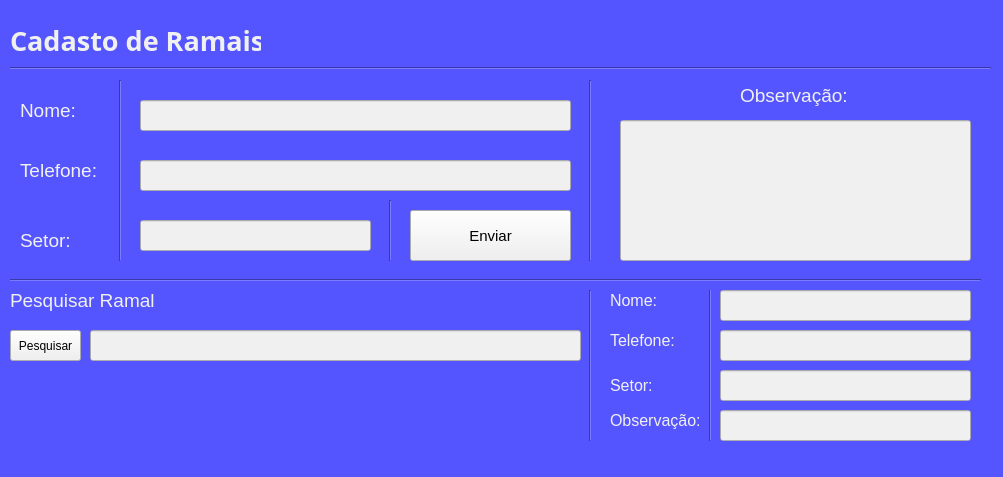
The window that untitled.ui (Felipe-Pinheiro-Lopes/Ramais) describes before a commit, drawn with Qt 5.
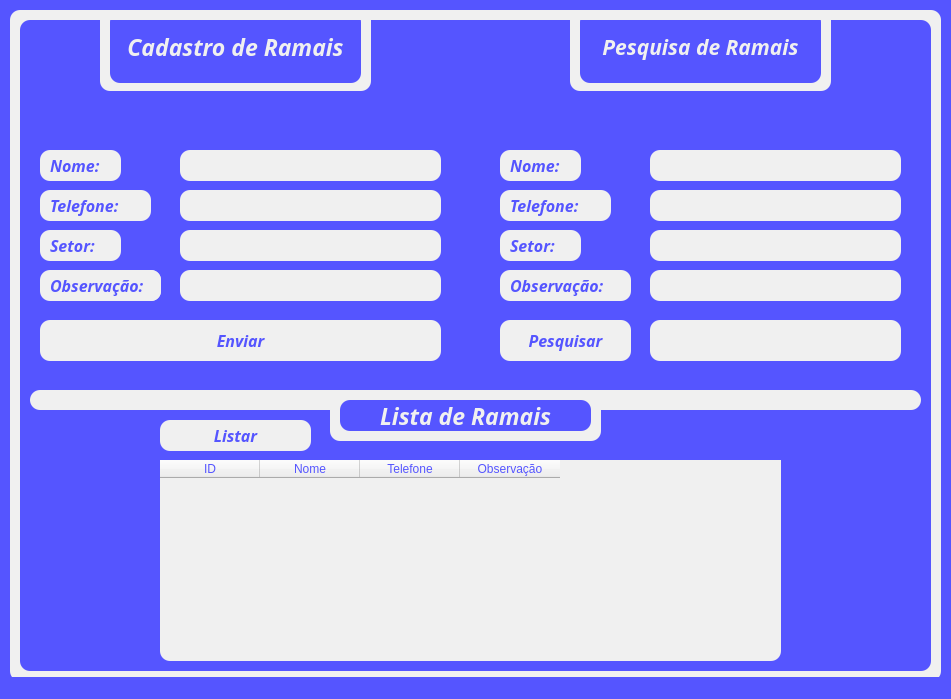
The same window after the commit.

Commit message: Melhora no design e implementação da listagem

```diff
--- a/untitled.ui
+++ b/untitled.ui
@@ -6,8 +6,8 @@
    <rect>
     <x>0</x>
     <y>0</y>
-    <width>1003</width>
-    <height>477</height>
+    <width>951</width>
+    <height>699</height>
    </rect>
   </property>
   <property name="windowTitle">
@@ -17,495 +17,813 @@
    <string notr="true">background-color: rgb(85, 85, 255);</string>
   </property>
   <widget class="QWidget" name="centralwidget">
+   <widget class="QWidget" name="verticalWidget" native="true">
+    <property name="geometry">
+     <rect>
+      <x>10</x>
+      <y>10</y>
+      <width>931</width>
+      <height>671</height>
+     </rect>
+    </property>
+    <property name="styleSheet">
+     <string notr="true">background-color: rgb(240, 240, 240);
+border-radius: 10px;</string>
+    </property>
+    <widget class="QWidget" name="verticalWidget_2" native="true">
+     <property name="geometry">
+      <rect>
+       <x>10</x>
+       <y>10</y>
+       <width>911</width>
+       <height>651</height>
+      </rect>
+     </property>
+     <property name="styleSheet">
+      <string notr="true">background-color: rgb(85, 85, 255);</string>
+     </property>
+     <widget class="QWidget" name="verticalWidget" native="true">
+      <property name="geometry">
+       <rect>
+        <x>80</x>
+        <y>-10</y>
+        <width>271</width>
+        <height>81</height>
+       </rect>
+      </property>
+      <property name="styleSheet">
+       <string notr="true">background-color: rgb(240, 240, 240);</string>
+      </property>
    <widget class="QLabel" name="label">
     <property name="geometry">
      <rect>
       <x>10</x>
-      <y>10</y>
+         <y>2</y>
       <width>251</width>
-      <height>61</height>
+         <height>71</height>
      </rect>
     </property>
     <property name="font">
      <font>
-      <family>Bahnschrift SemiBold SemiConden</family>
-      <pointsize>20</pointsize>
+         <family>Source Code Pro</family>
+         <pointsize>17</pointsize>
       <weight>75</weight>
+         <italic>true</italic>
       <bold>true</bold>
      </font>
     </property>
     <property name="styleSheet">
-     <string notr="true">color: rgb(240, 240, 240);</string>
+        <string notr="true">background-color: rgb(85, 85, 255);
+color: rgb(240, 240, 240);
+border-radius: 10px;</string>
     </property>
     <property name="text">
-     <string>Cadasto de Ramais</string>
-    </property>
-   </widget>
+        <string>&lt;html&gt;&lt;head/&gt;&lt;body&gt;&lt;p align=&quot;center&quot;&gt;Cadastro de Ramais&lt;/p&gt;&lt;/body&gt;&lt;/html&gt;</string>
+       </property>
+      </widget>
+     </widget>
+     <widget class="QFrame" name="verticalFrame">
+      <property name="geometry">
+       <rect>
+        <x>20</x>
+        <y>130</y>
+        <width>81</width>
+        <height>31</height>
+       </rect>
+      </property>
+      <property name="styleSheet">
+       <string notr="true">background-color: rgb(240, 240, 240);
+border-radius: 10px;</string>
+      </property>
    <widget class="QLabel" name="label_2">
     <property name="geometry">
      <rect>
-      <x>20</x>
-      <y>80</y>
-      <width>71</width>
-      <height>61</height>
+         <x>10</x>
+         <y>0</y>
+         <width>61</width>
+         <height>31</height>
      </rect>
     </property>
     <property name="font">
      <font>
-      <pointsize>14</pointsize>
+         <family>Source Code Pro</family>
+         <pointsize>12</pointsize>
+         <weight>75</weight>
+         <italic>true</italic>
+         <bold>true</bold>
      </font>
     </property>
     <property name="styleSheet">
-     <string notr="true">color: rgb(240, 240, 240);</string>
+        <string notr="true">color: rgb(85, 85, 255);</string>
     </property>
     <property name="text">
      <string>Nome:</string>
     </property>
    </widget>
-   <widget class="Line" name="line">
+     </widget>
+     <widget class="QLineEdit" name="lineEdit">
     <property name="geometry">
      <rect>
-      <x>10</x>
-      <y>60</y>
-      <width>981</width>
-      <height>16</height>
-     </rect>
-    </property>
+        <x>160</x>
+        <y>130</y>
+        <width>261</width>
+        <height>31</height>
+       </rect>
+      </property>
+      <property name="font">
+       <font>
+        <family>Source Code Pro</family>
+        <pointsize>9</pointsize>
+        <weight>75</weight>
+        <italic>true</italic>
+        <bold>true</bold>
+       </font>
+      </property>
     <property name="styleSheet">
-     <string notr="true"/>
-    </property>
-    <property name="orientation">
-     <enum>Qt::Horizontal</enum>
-    </property>
-   </widget>
+       <string notr="true">background-color: rgb(240, 240, 240);</string>
+      </property>
+     </widget>
+     <widget class="QFrame" name="verticalFrame_2">
+      <property name="geometry">
+       <rect>
+        <x>20</x>
+        <y>170</y>
+        <width>111</width>
+        <height>31</height>
+       </rect>
+      </property>
+      <property name="styleSheet">
+       <string notr="true">background-color: rgb(240, 240, 240);
+border-radius: 10px;</string>
+      </property>
    <widget class="QLabel" name="label_3">
     <property name="geometry">
      <rect>
-      <x>20</x>
-      <y>140</y>
-      <width>101</width>
-      <height>61</height>
+         <x>10</x>
+         <y>0</y>
+         <width>91</width>
+         <height>31</height>
      </rect>
     </property>
     <property name="font">
      <font>
-      <pointsize>14</pointsize>
+         <family>Source Code Pro</family>
+         <pointsize>12</pointsize>
+         <weight>75</weight>
+         <italic>true</italic>
+         <bold>true</bold>
      </font>
     </property>
     <property name="styleSheet">
-     <string notr="true">color: rgb(240, 240, 240);</string>
+        <string notr="true">color: rgb(85, 85, 255);</string>
     </property>
     <property name="text">
      <string>Telefone:</string>
     </property>
    </widget>
+     </widget>
+     <widget class="QLineEdit" name="lineEdit_2">
+      <property name="geometry">
+       <rect>
+        <x>160</x>
+        <y>170</y>
+        <width>261</width>
+        <height>31</height>
+       </rect>
+      </property>
+      <property name="font">
+       <font>
+        <family>Source Code Pro</family>
+        <pointsize>9</pointsize>
+        <weight>75</weight>
+        <italic>true</italic>
+        <bold>true</bold>
+       </font>
+      </property>
+      <property name="styleSheet">
+       <string notr="true">background-color: rgb(240, 240, 240);</string>
+      </property>
+     </widget>
+     <widget class="QFrame" name="verticalFrame_3">
+      <property name="geometry">
+       <rect>
+        <x>20</x>
+        <y>210</y>
+        <width>81</width>
+        <height>31</height>
+       </rect>
+      </property>
+      <property name="styleSheet">
+       <string notr="true">background-color: rgb(240, 240, 240);
+border-radius: 10px;</string>
+      </property>
    <widget class="QLabel" name="label_4">
     <property name="geometry">
      <rect>
-      <x>20</x>
-      <y>210</y>
-      <width>101</width>
-      <height>61</height>
+         <x>10</x>
+         <y>0</y>
+         <width>61</width>
+         <height>31</height>
      </rect>
     </property>
     <property name="font">
      <font>
-      <pointsize>14</pointsize>
+         <family>Source Code Pro</family>
+         <pointsize>12</pointsize>
+         <weight>75</weight>
+         <italic>true</italic>
+         <bold>true</bold>
      </font>
     </property>
     <property name="styleSheet">
-     <string notr="true">color: rgb(240, 240, 240);</string>
+        <string notr="true">color: rgb(85, 85, 255);</string>
     </property>
     <property name="text">
      <string>Setor:</string>
     </property>
    </widget>
-   <widget class="Line" name="line_2">
+     </widget>
+     <widget class="QLineEdit" name="lineEdit_4">
     <property name="geometry">
      <rect>
-      <x>110</x>
-      <y>80</y>
-      <width>20</width>
-      <height>181</height>
-     </rect>
-    </property>
-    <property name="orientation">
-     <enum>Qt::Vertical</enum>
-    </property>
-   </widget>
-   <widget class="Line" name="line_3">
+        <x>160</x>
+        <y>210</y>
+        <width>261</width>
+        <height>31</height>
+       </rect>
+      </property>
+      <property name="font">
+       <font>
+        <family>Source Code Pro</family>
+        <pointsize>9</pointsize>
+        <weight>75</weight>
+        <italic>true</italic>
+        <bold>true</bold>
+       </font>
+      </property>
+      <property name="styleSheet">
+       <string notr="true">background-color: rgb(240, 240, 240);</string>
+      </property>
+     </widget>
+     <widget class="QFrame" name="verticalFrame_4">
     <property name="geometry">
      <rect>
-      <x>10</x>
-      <y>270</y>
-      <width>971</width>
-      <height>20</height>
-     </rect>
-    </property>
-    <property name="orientation">
-     <enum>Qt::Horizontal</enum>
-    </property>
-   </widget>
+        <x>20</x>
+        <y>250</y>
+        <width>121</width>
+        <height>31</height>
+       </rect>
+      </property>
+      <property name="styleSheet">
+       <string notr="true">background-color: rgb(240, 240, 240);
+border-radius: 10px;</string>
+      </property>
    <widget class="QLabel" name="label_5">
     <property name="geometry">
      <rect>
-      <x>740</x>
-      <y>80</y>
-      <width>141</width>
+         <x>10</x>
+         <y>0</y>
+         <width>111</width>
       <height>31</height>
      </rect>
     </property>
     <property name="font">
      <font>
-      <pointsize>14</pointsize>
+         <family>Source Code Pro</family>
+         <pointsize>12</pointsize>
+         <weight>75</weight>
+         <italic>true</italic>
+         <bold>true</bold>
      </font>
     </property>
     <property name="styleSheet">
-     <string notr="true">color: rgb(240, 240, 240);</string>
+        <string notr="true">color: rgb(85, 85, 255);</string>
     </property>
     <property name="text">
      <string>Observação:</string>
     </property>
    </widget>
-   <widget class="Line" name="line_4">
+     </widget>
+     <widget class="QLineEdit" name="lineEdit_3">
     <property name="geometry">
      <rect>
-      <x>580</x>
-      <y>80</y>
-      <width>20</width>
-      <height>181</height>
-     </rect>
-    </property>
-    <property name="orientation">
-     <enum>Qt::Vertical</enum>
+        <x>160</x>
+        <y>250</y>
+        <width>261</width>
+        <height>31</height>
+       </rect>
+      </property>
+      <property name="font">
+       <font>
+        <family>Source Code Pro</family>
+        <pointsize>9</pointsize>
+        <weight>75</weight>
+        <italic>true</italic>
+        <bold>true</bold>
+       </font>
+      </property>
+      <property name="styleSheet">
+       <string notr="true">background-color: rgb(240, 240, 240);</string>
     </property>
    </widget>
    <widget class="QPushButton" name="pushButton">
     <property name="geometry">
      <rect>
-      <x>410</x>
-      <y>210</y>
-      <width>161</width>
-      <height>51</height>
+        <x>20</x>
+        <y>300</y>
+        <width>401</width>
+        <height>41</height>
      </rect>
     </property>
     <property name="font">
      <font>
-      <pointsize>11</pointsize>
+        <family>Source Code Pro</family>
+        <pointsize>12</pointsize>
+        <weight>75</weight>
+        <italic>true</italic>
+        <bold>true</bold>
      </font>
     </property>
     <property name="styleSheet">
-     <string notr="true">background-color: rgb(240, 240, 240);</string>
+       <string notr="true">background-color: rgb(240, 240, 240);
+color: rgb(85, 85, 255);</string>
     </property>
     <property name="text">
      <string>Enviar</string>
     </property>
    </widget>
-   <widget class="Line" name="line_5">
+     <widget class="QLineEdit" name="lineEdit_9">
     <property name="geometry">
      <rect>
-      <x>380</x>
-      <y>200</y>
-      <width>20</width>
-      <height>61</height>
-     </rect>
-    </property>
-    <property name="orientation">
-     <enum>Qt::Vertical</enum>
-    </property>
-   </widget>
-   <widget class="QLineEdit" name="lineEdit">
-    <property name="geometry">
-     <rect>
-      <x>140</x>
-      <y>100</y>
-      <width>431</width>
+        <x>630</x>
+        <y>130</y>
+        <width>251</width>
       <height>31</height>
      </rect>
     </property>
+      <property name="font">
+       <font>
+        <family>Source Code Pro</family>
+        <pointsize>9</pointsize>
+        <weight>75</weight>
+        <italic>true</italic>
+        <bold>true</bold>
+       </font>
+      </property>
     <property name="styleSheet">
-     <string notr="true">background-color: rgb(240, 240, 240);</string>
-    </property>
-   </widget>
-   <widget class="QLineEdit" name="lineEdit_2">
+       <string notr="true">background-color: rgb(240, 240, 240);
+color: rgb(85, 85, 255);</string>
+      </property>
+     </widget>
+     <widget class="QLineEdit" name="lineEdit_10">
     <property name="geometry">
      <rect>
-      <x>140</x>
-      <y>160</y>
-      <width>431</width>
+        <x>630</x>
+        <y>170</y>
+        <width>251</width>
       <height>31</height>
      </rect>
     </property>
-    <property name="styleSheet">
-     <string notr="true">background-color: rgb(240, 240, 240);</string>
-    </property>
-   </widget>
-   <widget class="QLineEdit" name="lineEdit_3">
-    <property name="geometry">
-     <rect>
-      <x>620</x>
-      <y>120</y>
-      <width>351</width>
-      <height>141</height>
-     </rect>
-    </property>
+      <property name="font">
+       <font>
+        <family>Source Code Pro</family>
+        <pointsize>9</pointsize>
+        <weight>75</weight>
+        <italic>true</italic>
+        <bold>true</bold>
+       </font>
+      </property>
     <property name="styleSheet">
-     <string notr="true">background-color: rgb(240, 240, 240);</string>
-    </property>
-   </widget>
-   <widget class="QLineEdit" name="lineEdit_4">
+       <string notr="true">background-color: rgb(240, 240, 240);
+color: rgb(85, 85, 255);</string>
+      </property>
+     </widget>
+     <widget class="QLineEdit" name="lineEdit_11">
     <property name="geometry">
      <rect>
-      <x>140</x>
-      <y>220</y>
-      <width>231</width>
+        <x>630</x>
+        <y>210</y>
+        <width>251</width>
       <height>31</height>
      </rect>
     </property>
+      <property name="font">
+       <font>
+        <family>Source Code Pro</family>
+        <pointsize>9</pointsize>
+        <weight>75</weight>
+        <italic>true</italic>
+        <bold>true</bold>
+       </font>
+      </property>
     <property name="styleSheet">
-     <string notr="true">background-color: rgb(240, 240, 240);</string>
-    </property>
-   </widget>
-   <widget class="QPushButton" name="pushButton_2">
+       <string notr="true">background-color: rgb(240, 240, 240);
+color: rgb(85, 85, 255);</string>
+      </property>
+     </widget>
+     <widget class="QLineEdit" name="lineEdit_12">
     <property name="geometry">
      <rect>
-      <x>10</x>
-      <y>330</y>
-      <width>71</width>
+        <x>630</x>
+        <y>250</y>
+        <width>251</width>
       <height>31</height>
      </rect>
     </property>
+      <property name="font">
+       <font>
+        <family>Source Code Pro</family>
+        <pointsize>9</pointsize>
+        <weight>75</weight>
+        <italic>true</italic>
+        <bold>true</bold>
+       </font>
+      </property>
     <property name="styleSheet">
-     <string notr="true">background-color: rgb(240, 240, 240);</string>
-    </property>
-    <property name="text">
-     <string>Pesquisar</string>
-    </property>
-   </widget>
-   <widget class="QLineEdit" name="lineEdit_5">
+       <string notr="true">background-color: rgb(240, 240, 240);
+color: rgb(85, 85, 255);</string>
+      </property>
+     </widget>
+     <widget class="QFrame" name="verticalFrame_9">
     <property name="geometry">
      <rect>
-      <x>90</x>
-      <y>330</y>
-      <width>491</width>
+        <x>480</x>
+        <y>130</y>
+        <width>81</width>
       <height>31</height>
      </rect>
     </property>
     <property name="styleSheet">
-     <string notr="true">background-color: rgb(240, 240, 240);</string>
-    </property>
-   </widget>
-   <widget class="QLabel" name="label_6">
-    <property name="geometry">
-     <rect>
-      <x>10</x>
-      <y>290</y>
-      <width>161</width>
-      <height>21</height>
-     </rect>
-    </property>
-    <property name="font">
-     <font>
-      <pointsize>14</pointsize>
-     </font>
-    </property>
-    <property name="styleSheet">
-     <string notr="true">color: rgb(240, 240, 240);</string>
-    </property>
-    <property name="text">
-     <string>Pesquisar Ramal</string>
-    </property>
-   </widget>
+       <string notr="true">background-color: rgb(240, 240, 240);
+border-radius: 10px;</string>
+      </property>
    <widget class="QLabel" name="label_11">
     <property name="geometry">
      <rect>
-      <x>610</x>
-      <y>290</y>
+         <x>10</x>
+         <y>0</y>
       <width>61</width>
-      <height>21</height>
+         <height>31</height>
      </rect>
     </property>
     <property name="font">
      <font>
+         <family>Source Sans Pro</family>
       <pointsize>12</pointsize>
+         <weight>75</weight>
+         <italic>true</italic>
+         <bold>true</bold>
      </font>
     </property>
     <property name="styleSheet">
-     <string notr="true">color: rgb(240, 240, 240);</string>
+        <string notr="true">color: rgb(85, 85, 255);</string>
     </property>
     <property name="text">
      <string>Nome:</string>
     </property>
    </widget>
+     </widget>
+     <widget class="QFrame" name="verticalFrame_10">
+      <property name="geometry">
+       <rect>
+        <x>480</x>
+        <y>170</y>
+        <width>111</width>
+        <height>31</height>
+       </rect>
+      </property>
+      <property name="styleSheet">
+       <string notr="true">background-color: rgb(240, 240, 240);
+border-radius: 10px;</string>
+      </property>
    <widget class="QLabel" name="label_12">
     <property name="geometry">
      <rect>
-      <x>610</x>
-      <y>330</y>
-      <width>81</width>
-      <height>21</height>
+         <x>10</x>
+         <y>0</y>
+         <width>91</width>
+         <height>31</height>
      </rect>
     </property>
     <property name="font">
      <font>
+         <family>Source Code Pro</family>
       <pointsize>12</pointsize>
+         <weight>75</weight>
+         <italic>true</italic>
+         <bold>true</bold>
      </font>
     </property>
     <property name="styleSheet">
-     <string notr="true">color: rgb(240, 240, 240);</string>
+        <string notr="true">color: rgb(85, 85, 255);</string>
     </property>
     <property name="text">
      <string>Telefone:</string>
     </property>
    </widget>
+     </widget>
+     <widget class="QFrame" name="verticalFrame_11">
+      <property name="geometry">
+       <rect>
+        <x>480</x>
+        <y>210</y>
+        <width>81</width>
+        <height>31</height>
+       </rect>
+      </property>
+      <property name="styleSheet">
+       <string notr="true">background-color: rgb(240, 240, 240);
+border-radius: 10px;</string>
+      </property>
    <widget class="QLabel" name="label_13">
     <property name="geometry">
      <rect>
-      <x>610</x>
-      <y>370</y>
+         <x>10</x>
+         <y>0</y>
       <width>61</width>
       <height>31</height>
      </rect>
     </property>
     <property name="font">
      <font>
+         <family>Source Code Pro</family>
       <pointsize>12</pointsize>
+         <weight>75</weight>
+         <italic>true</italic>
+         <bold>true</bold>
      </font>
     </property>
     <property name="styleSheet">
-     <string notr="true">color: rgb(240, 240, 240);</string>
+        <string notr="true">color: rgb(85, 85, 255);</string>
     </property>
     <property name="text">
      <string>Setor:</string>
     </property>
    </widget>
+     </widget>
+     <widget class="QFrame" name="verticalFrame_12">
+      <property name="geometry">
+       <rect>
+        <x>480</x>
+        <y>250</y>
+        <width>131</width>
+        <height>31</height>
+       </rect>
+      </property>
+      <property name="styleSheet">
+       <string notr="true">background-color: rgb(240, 240, 240);
+border-radius: 10px;</string>
+      </property>
    <widget class="QLabel" name="label_14">
     <property name="geometry">
      <rect>
-      <x>610</x>
-      <y>410</y>
-      <width>91</width>
-      <height>20</height>
+         <x>10</x>
+         <y>0</y>
+         <width>111</width>
+         <height>31</height>
      </rect>
     </property>
     <property name="font">
      <font>
+         <family>Source Code Pro</family>
       <pointsize>12</pointsize>
+         <weight>75</weight>
+         <italic>true</italic>
+         <bold>true</bold>
      </font>
     </property>
     <property name="styleSheet">
-     <string notr="true">color: rgb(240, 240, 240);</string>
+        <string notr="true">color: rgb(85, 85, 255);</string>
     </property>
     <property name="text">
      <string>Observação:</string>
     </property>
    </widget>
-   <widget class="Line" name="line_6">
+     </widget>
+     <widget class="QWidget" name="verticalWidget_3" native="true">
     <property name="geometry">
      <rect>
-      <x>580</x>
-      <y>290</y>
-      <width>20</width>
-      <height>151</height>
-     </rect>
-    </property>
-    <property name="orientation">
-     <enum>Qt::Vertical</enum>
-    </property>
-   </widget>
-   <widget class="Line" name="line_7">
+        <x>550</x>
+        <y>-10</y>
+        <width>261</width>
+        <height>81</height>
+       </rect>
+      </property>
+      <property name="styleSheet">
+       <string notr="true">background-color: rgb(240, 240, 240);</string>
+      </property>
+      <widget class="QLabel" name="label_15">
     <property name="geometry">
      <rect>
-      <x>700</x>
-      <y>280</y>
-      <width>20</width>
-      <height>161</height>
-     </rect>
-    </property>
-    <property name="orientation">
-     <enum>Qt::Vertical</enum>
-    </property>
-   </widget>
-   <widget class="QLineEdit" name="lineEdit_6">
+         <x>10</x>
+         <y>2</y>
+         <width>241</width>
+         <height>71</height>
+        </rect>
+       </property>
+       <property name="font">
+        <font>
+         <family>Source Code Pro</family>
+         <pointsize>17</pointsize>
+         <weight>75</weight>
+         <italic>true</italic>
+         <bold>true</bold>
+        </font>
+       </property>
+       <property name="styleSheet">
+        <string notr="true">background-color: rgb(85, 85, 255);
+color: rgb(240, 240, 240);
+border-radius: 10px;</string>
+       </property>
+       <property name="text">
+        <string>&lt;html&gt;&lt;head/&gt;&lt;body&gt;&lt;p align=&quot;center&quot;&gt;&lt;span style=&quot; font-size:16pt;&quot;&gt;Pesquisa de Ramais&lt;/span&gt;&lt;/p&gt;&lt;/body&gt;&lt;/html&gt;</string>
+       </property>
+      </widget>
+     </widget>
+     <widget class="QLineEdit" name="lineEdit_13">
     <property name="geometry">
      <rect>
-      <x>720</x>
-      <y>290</y>
+        <x>630</x>
+        <y>300</y>
       <width>251</width>
-      <height>31</height>
-     </rect>
-    </property>
+        <height>41</height>
+       </rect>
+      </property>
+      <property name="font">
+       <font>
+        <family>Source Code Pro</family>
+        <pointsize>9</pointsize>
+        <weight>75</weight>
+        <italic>true</italic>
+        <bold>true</bold>
+       </font>
+      </property>
     <property name="styleSheet">
-     <string notr="true">background-color: rgb(240, 240, 240);</string>
-    </property>
-   </widget>
-   <widget class="QLineEdit" name="lineEdit_7">
+       <string notr="true">background-color: rgb(240, 240, 240);
+color: rgb(85, 85, 255);</string>
+      </property>
+     </widget>
+     <widget class="QPushButton" name="pushButton_3">
     <property name="geometry">
      <rect>
-      <x>720</x>
-      <y>330</y>
-      <width>251</width>
-      <height>31</height>
-     </rect>
-    </property>
+        <x>480</x>
+        <y>300</y>
+        <width>131</width>
+        <height>41</height>
+       </rect>
+      </property>
+      <property name="font">
+       <font>
+        <family>Source Code Pro</family>
+        <pointsize>12</pointsize>
+        <weight>75</weight>
+        <italic>true</italic>
+        <bold>true</bold>
+       </font>
+      </property>
     <property name="styleSheet">
-     <string notr="true">background-color: rgb(240, 240, 240);</string>
-    </property>
-   </widget>
-   <widget class="QLineEdit" name="lineEdit_8">
+       <string notr="true">background-color: rgb(240, 240, 240);
+color: rgb(85, 85, 255);</string>
+      </property>
+      <property name="text">
+       <string>Pesquisar</string>
+      </property>
+     </widget>
+     <widget class="QWidget" name="verticalWidget_5" native="true">
     <property name="geometry">
      <rect>
-      <x>720</x>
+        <x>10</x>
       <y>370</y>
-      <width>251</width>
-      <height>31</height>
+        <width>891</width>
+        <height>20</height>
      </rect>
     </property>
     <property name="styleSheet">
      <string notr="true">background-color: rgb(240, 240, 240);</string>
     </property>
    </widget>
-   <widget class="QLineEdit" name="lineEdit_9">
+     <widget class="QWidget" name="verticalWidget_8" native="true">
     <property name="geometry">
      <rect>
-      <x>720</x>
-      <y>410</y>
+        <x>310</x>
+        <y>380</y>
+        <width>271</width>
+        <height>41</height>
+       </rect>
+      </property>
+      <property name="styleSheet">
+       <string notr="true">background-color: rgb(240, 240, 240);</string>
+      </property>
+      <widget class="QLabel" name="label_26">
+       <property name="geometry">
+        <rect>
+         <x>10</x>
+         <y>0</y>
       <width>251</width>
       <height>31</height>
      </rect>
     </property>
+       <property name="font">
+        <font>
+         <family>Source Code Pro</family>
+         <pointsize>17</pointsize>
+         <weight>75</weight>
+         <italic>true</italic>
+         <bold>true</bold>
+        </font>
+       </property>
     <property name="styleSheet">
-     <string notr="true">background-color: rgb(240, 240, 240);</string>
-    </property>
-   </widget>
-   <zorder>line_7</zorder>
-   <zorder>label</zorder>
-   <zorder>label_2</zorder>
-   <zorder>line</zorder>
-   <zorder>label_3</zorder>
-   <zorder>label_4</zorder>
-   <zorder>line_2</zorder>
-   <zorder>line_3</zorder>
-   <zorder>label_5</zorder>
-   <zorder>line_4</zorder>
-   <zorder>pushButton</zorder>
-   <zorder>line_5</zorder>
-   <zorder>lineEdit</zorder>
-   <zorder>lineEdit_2</zorder>
-   <zorder>lineEdit_3</zorder>
-   <zorder>lineEdit_4</zorder>
-   <zorder>pushButton_2</zorder>
-   <zorder>label_6</zorder>
-   <zorder>label_11</zorder>
-   <zorder>label_12</zorder>
-   <zorder>label_13</zorder>
-   <zorder>label_14</zorder>
-   <zorder>line_6</zorder>
-   <zorder>lineEdit_5</zorder>
-   <zorder>lineEdit_6</zorder>
-   <zorder>lineEdit_7</zorder>
-   <zorder>lineEdit_8</zorder>
-   <zorder>lineEdit_9</zorder>
+        <string notr="true">background-color: rgb(85, 85, 255);
+color: rgb(240, 240, 240);
+border-radius: 10px;</string>
+       </property>
+       <property name="text">
+        <string>&lt;html&gt;&lt;head/&gt;&lt;body&gt;&lt;p align=&quot;center&quot;&gt;Lista de Ramais&lt;/p&gt;&lt;/body&gt;&lt;/html&gt;</string>
+       </property>
+      </widget>
+     </widget>
+     <widget class="QTableWidget" name="tableWidget">
+      <property name="geometry">
+       <rect>
+        <x>140</x>
+        <y>440</y>
+        <width>621</width>
+        <height>201</height>
+       </rect>
+      </property>
+      <property name="font">
+       <font>
+        <family>Source Code Pro</family>
+        <weight>75</weight>
+        <italic>true</italic>
+        <bold>true</bold>
+       </font>
+      </property>
+      <property name="toolTip">
+       <string>&lt;html&gt;&lt;head/&gt;&lt;body&gt;&lt;p align=&quot;center&quot;&gt;&lt;br/&gt;&lt;/p&gt;&lt;/body&gt;&lt;/html&gt;</string>
+      </property>
+      <property name="layoutDirection">
+       <enum>Qt::LeftToRight</enum>
+      </property>
+      <property name="styleSheet">
+       <string notr="true">background-color: rgb(240, 240, 240);
+color: rgb(85, 85, 255);</string>
+      </property>
+      <property name="gridStyle">
+       <enum>Qt::NoPen</enum>
+      </property>
+      <column>
+       <property name="text">
+        <string>ID</string>
+       </property>
+       <property name="textAlignment">
+        <set>AlignCenter</set>
+       </property>
+      </column>
+      <column>
+       <property name="text">
+        <string>Nome</string>
+       </property>
+      </column>
+      <column>
+       <property name="text">
+        <string>Telefone</string>
+       </property>
+      </column>
+      <column>
+       <property name="text">
+        <string>Observação</string>
+       </property>
+      </column>
+     </widget>
+     <widget class="QPushButton" name="pushButton_6">
+      <property name="geometry">
+       <rect>
+        <x>140</x>
+        <y>400</y>
+        <width>151</width>
+        <height>31</height>
+       </rect>
+      </property>
+      <property name="font">
+       <font>
+        <family>Source Code Pro</family>
+        <pointsize>12</pointsize>
+        <weight>75</weight>
+        <italic>true</italic>
+        <bold>true</bold>
+       </font>
+      </property>
+      <property name="styleSheet">
+       <string notr="true">background-color: rgb(240, 240, 240);
+color: rgb(85, 85, 255);</string>
+      </property>
+      <property name="text">
+       <string>Listar</string>
+      </property>
+     </widget>
+    </widget>
+   </widget>
   </widget>
   <widget class="QStatusBar" name="statusBar"/>
  </widget>
```
Lines whose indentation alone changed are shown as unchanged. The commit also changes 3 other files.
